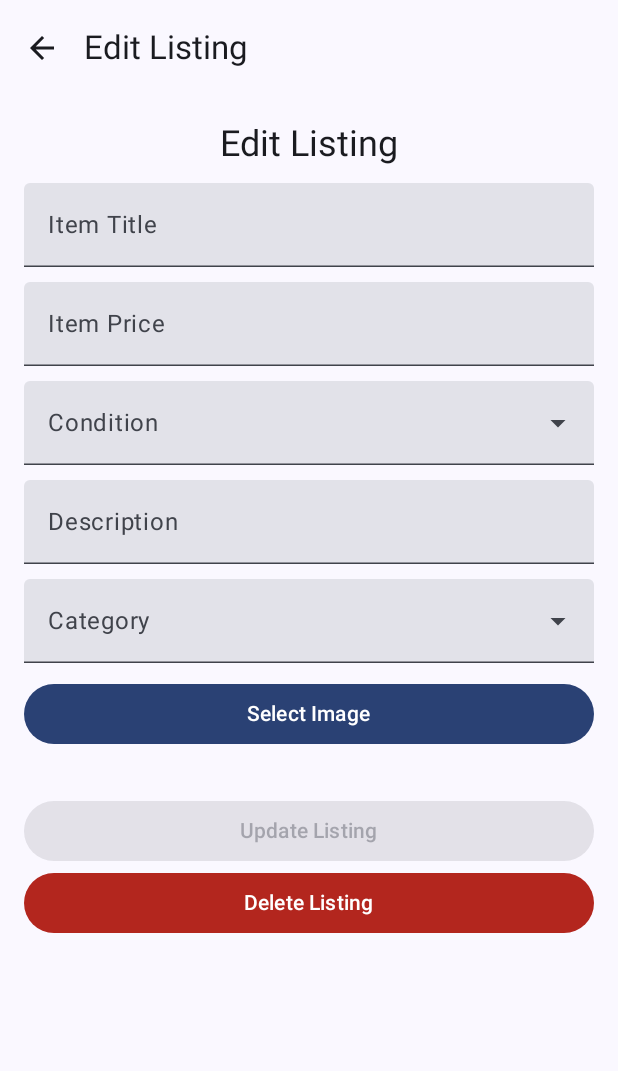
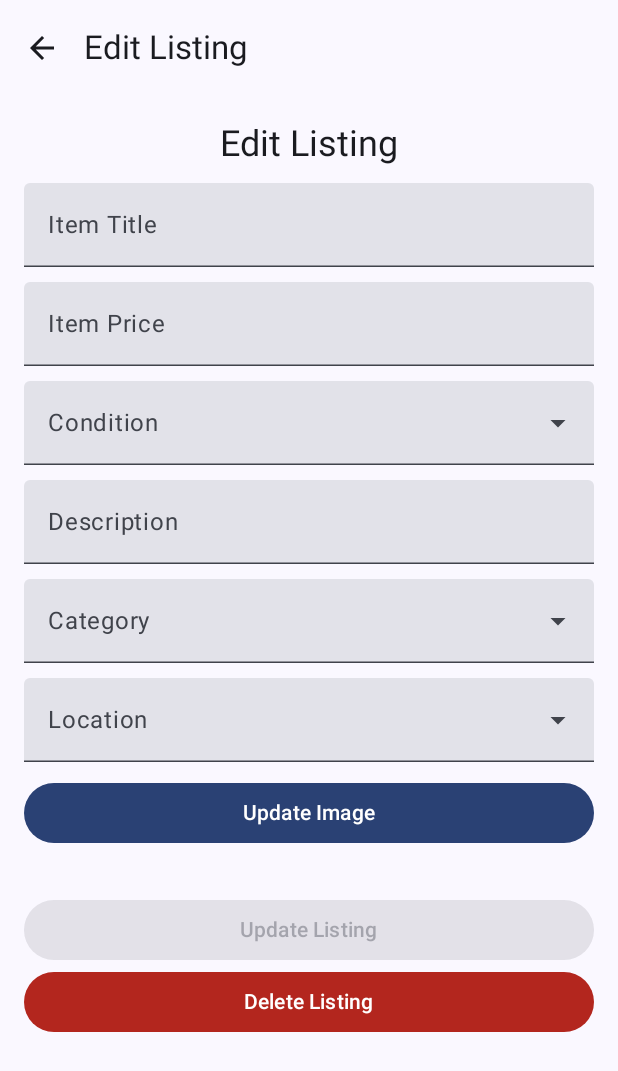
Before and after one commit to josuelanderos661/EZSale, an Android app built with Jetpack Compose: the composable EditListingScreen called with empty values, on a phone screen of 412 x 824 dp. Shown: the top 1071 px of the screen. Run offline under Robolectric (Android 15) with nearby library versions, the phone set to English and light mode, and no system bars; our stand-ins replace Firebase (no records; nobody signed in at launch, a user with empty details on screens opened directly).

Commit message:
Updated the edit listing to be able to change location, updated My Listings screen

```diff
--- a/app/src/main/java/com/example/ezsale/EditListingScreen.kt
+++ b/app/src/main/java/com/example/ezsale/EditListingScreen.kt
@@ -6,6 +6,8 @@ import androidx.activity.compose.rememberLauncherForActivityResult
 import androidx.activity.result.contract.ActivityResultContracts
 import androidx.compose.foundation.Image
 import androidx.compose.foundation.layout.*
+import androidx.compose.foundation.rememberScrollState
+import androidx.compose.foundation.verticalScroll
 import androidx.compose.material.icons.Icons
 import androidx.compose.material.icons.filled.ArrowBack
 import androidx.compose.material3.*
@@ -32,8 +34,10 @@ fun EditListingScreen(navController: NavHostController, listingId: String) {
     var category by remember { mutableStateOf("") }
     var condition by remember { mutableStateOf("") }
     var description by remember { mutableStateOf("") }
+    var location by remember { mutableStateOf("") }
     var isLoading by remember { mutableStateOf(false) }
     var selectedImageUri by remember { mutableStateOf<Uri?>(null) }
+    var existingImageUrl by remember { mutableStateOf<String?>(null) }
     var errorMessage by remember { mutableStateOf<String?>(null) }
 
     // Fetch the listing data when listingId changes
@@ -47,7 +51,8 @@ fun EditListingScreen(navController: NavHostController, listingId: String) {
                     category = item.category
                     condition = item.condition
                     description = item.description
-                    selectedImageUri = item.imageUrl?.let { Uri.parse(it) }
+                    location = item.location ?: ""
+                    existingImageUrl = item.imageUrl
                 }
             }
         }
@@ -89,6 +94,7 @@ fun EditListingScreen(navController: NavHostController, listingId: String) {
         Column(
             modifier = Modifier
                 .fillMaxSize()
+                .verticalScroll(rememberScrollState()) // <- this makes it scrollable!
                 .padding(innerPadding)
                 .padding(16.dp),
             horizontalAlignment = Alignment.CenterHorizontally
@@ -180,10 +186,43 @@ fun EditListingScreen(navController: NavHostController, listingId: String) {
             }
 
             Spacer(modifier = Modifier.height(10.dp))
+            val locations = listOf("Santa Barbara", "Ventura", "Camarillo", "Oxnard")
+            var expandedLocation by remember { mutableStateOf(false) }
+            ExposedDropdownMenuBox(
+                expanded = expandedLocation,
+                onExpandedChange = { expandedLocation = !expandedLocation },
+                modifier = Modifier.fillMaxWidth()
+            ) {
+                TextField(
+                    value = location,
+                    onValueChange = {},
+                    readOnly = true,
+                    label = { Text("Location") },
+                    trailingIcon = {
+                        ExposedDropdownMenuDefaults.TrailingIcon(expanded = expandedLocation)
+                    },
+                    modifier = Modifier.menuAnchor().fillMaxWidth()
+                )
 
+                ExposedDropdownMenu(
+                    expanded = expandedLocation,
+                    onDismissRequest = { expandedLocation = false }
+                ) {
+                    locations.forEach { locationOption ->
+                        DropdownMenuItem(
+                            text = { Text(locationOption) },
+                            onClick = {
+                                location = locationOption
+                                expandedLocation = false
+                            }
+                        )
+                    }
+                }
+            }
+            Spacer(modifier = Modifier.height(10.dp))
             // Image Selection
             Button(onClick = { imagePickerLauncher.launch("image/*") }, modifier = Modifier.fillMaxWidth()) {
-                Text("Select Image")
+                Text("Update Image")
             }
             Spacer(modifier = Modifier.height(10.dp))
 
@@ -215,7 +254,9 @@ fun EditListingScreen(navController: NavHostController, listingId: String) {
                         category = category,
                         condition = condition,
                         description = description,
-                        imageUri = selectedImageUri ?: Uri.parse(listing?.imageUrl),  // Use existing image if none selected
+                        location = location, // <- ADD THIS
+                        imageUri = selectedImageUri,
+                        existingImageUrl = existingImageUrl,
                         listingId = listingId
                     ) { success, message ->
                         isLoading = false
@@ -309,7 +350,9 @@ fun uploadListing(
     category: String,
     condition: String,
     description: String,
+    location: String, // <- ADD THIS
     imageUri: Uri?,
+    existingImageUrl:String?,
     listingId: String,
     onComplete: (Boolean, String?) -> Unit
 ) {
@@ -347,6 +390,7 @@ fun uploadListing(
                         category = category,
                         condition = condition,
                         description = description,
+                        location = location,
                         userId = userId,
                         imageUrl = imageUrl  // Use the new imageUrl if image was uploaded
                     )
@@ -371,7 +415,9 @@ fun uploadListing(
                 category = category,
                 condition = condition,
                 description = description,
-                userId = userId
+                location = location,
+                userId = userId,
+                imageUrl = existingImageUrl ?: ""
                 // No need to change the imageUrl
             )
 
```
Also changed, not shown: app/src/main/java/com/example/ezsale/MyListingsScreen.kt (+67 -77 lines).
